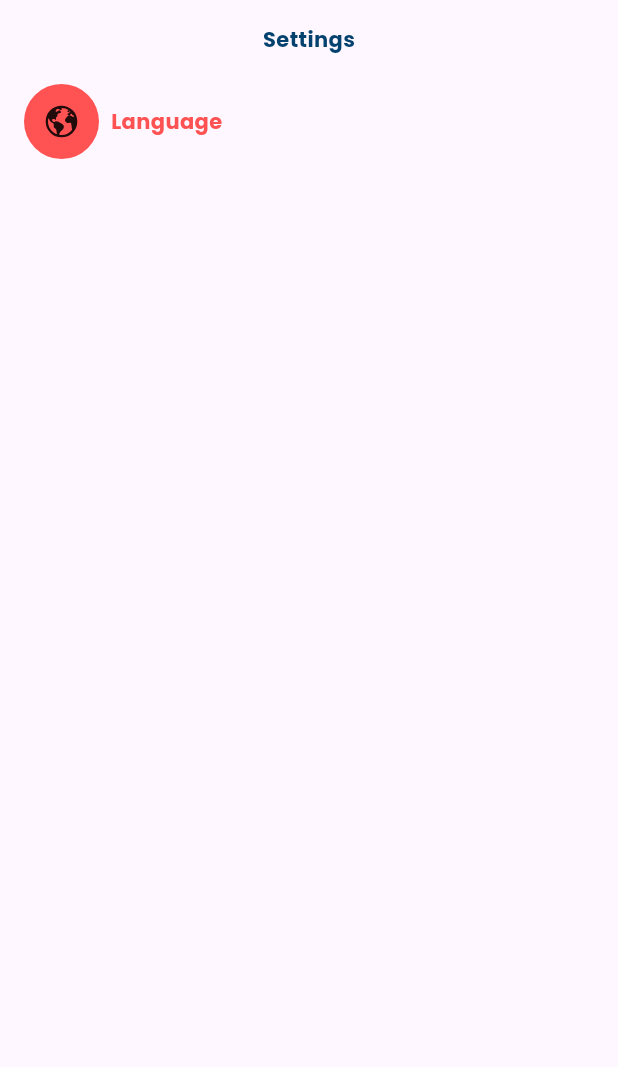
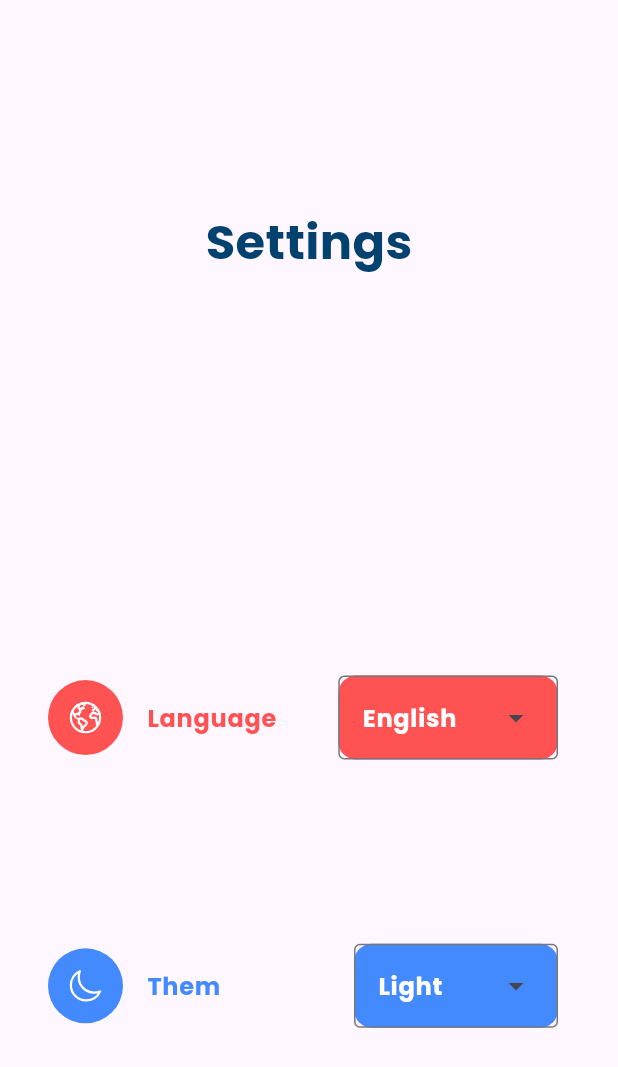
Before and after one commit to ali72-20/gp_east_news, a Flutter app: the setting_fragment screen opened directly, on a phone screen of 412 x 824 dp. Shown: the top 1067 px of the screen. Run offline on Flutter 3.47's test engine with Material 3 defaults, Android fonts, the light colour scheme and no system bars; our stand-ins replace fluttertoast, ionicons, salomon_bottom_bar, shared_preferences, smooth_page_indicator; missing offline and left inert: dart:ffi; accounts and stored records are empty; key blocks and very long unbroken strings in the code were emptied for the run.

Commit message:
+ settings fragment

```diff
--- /dev/null
+++ b/lib/presentation_layer/UI/Fragments /Settings/Setteing_item_component.dart
@@ -0,0 +1,67 @@
+import 'package:flutter/cupertino.dart';
+import 'package:flutter/material.dart';
+import 'package:ionicons/ionicons.dart';
+
+class setteingItemComponent extends StatefulWidget {
+  setteingItemComponent(
+      {super.key,
+      required this.text,
+      required this.icon,
+      required this.color,
+      required this.list,
+      required this.currentValue});
+
+  List<String> list;
+  String text;
+  IoniconsData icon;
+  Color color;
+  String currentValue;
+
+  @override
+  State<setteingItemComponent> createState() => _State();
+}
+
+class _State extends State<setteingItemComponent> {
+  @override
+  @override
+  Widget build(BuildContext context) {
+    return SizedBox(
+      width: double.infinity,
+      child: ListTile(
+        leading: Container(
+          height: 50,
+          width: 50,
+          decoration:
+              BoxDecoration(shape: BoxShape.circle, color: widget.color),
+          child: Icon(widget.icon, color: Colors.white),
+        ),
+       title:  Text(
+          widget.text,
+          style: TextStyle(color: widget.color, fontFamily: 'Poppins'),
+        ),
+        trailing:  Container(
+          decoration: BoxDecoration(
+              shape: BoxShape.rectangle,
+              borderRadius: BorderRadius.circular(12),
+              color: widget.color),
+          child: DropdownMenu<String>(
+            textStyle:
+                const TextStyle(color: Colors.white, fontFamily: 'Poppins'),
+            initialSelection: widget.list.first,
+            onSelected: (String? value) {
+              // This is called when the user selects an item.
+              setState(() {
+                widget.currentValue = value!;
+              });
+            },
+            dropdownMenuEntries: widget.list.map<DropdownMenuEntry<String>>(
+              (String value) {
+                return DropdownMenuEntry<String>(value: value, label: value);
+              },
+            ).toList(),
+          ),
+        ),
+      ),
+    );
+  }
+}
--- /dev/null
+++ b/lib/presentation_layer/UI/Fragments /Settings/setting_fragment.dart
@@ -0,0 +1,44 @@
+import 'package:flutter/cupertino.dart';
+import 'package:flutter/material.dart';
+import 'package:flutter/widgets.dart';
+import 'package:gp_east_news/presentation_layer/UI/Fragments%20/Settings/Setteing_item_component.dart';
+import 'package:gp_east_news/presentation_layer/UI/colors/colors.dart';
+import 'package:ionicons/ionicons.dart';
+
+class setting_fragment extends StatelessWidget {
+  const setting_fragment({super.key});
+
+  @override
+  Widget build(BuildContext context) {
+    return Scaffold(
+      body: Container(
+        margin: const EdgeInsets.symmetric(horizontal: 16, vertical: 16),
+        child: Column(
+          mainAxisAlignment: MainAxisAlignment.spaceEvenly,
+          children: [
+            Text(
+              'Settings',
+              style: TextStyle(
+                  color: primary_color, fontFamily: 'Poppins', fontSize: 32),
+            ),
+            const SizedBox(height: 20),
+            setteingItemComponent(
+              text: 'Language',
+              icon: Ionicons.earth_outline,
+              color: Colors.redAccent,
+              list: const ['English', 'Arabic'],
+              currentValue: 'English',
+            ),
+            setteingItemComponent(
+              text: 'Them',
+              icon: Ionicons.moon_outline,
+              color: Colors.blueAccent,
+              list: const ['Light', 'Dark'],
+              currentValue: 'Light',
+            ),
+          ],
+        ),
+      ),
+    );
+  }
+}
--- /dev/null
+++ b/lib/presentation_layer/UI/Fragments /comment_item_view.dart
@@ -0,0 +1,14 @@
+import 'package:flutter/cupertino.dart';
+import 'package:flutter/material.dart';
+
+class commentItemView extends StatelessWidget {
+   commentItemView({super.key, required this.comment});
+  String comment;
+  @override
+  Widget build(BuildContext context) {
+    return Row(
+      children: [
+         Text(comment, style: const TextStyle(color:Colors.black, fontFamily: 'Poppins'),)
+    ],);
+  }
+}
--- a/lib/presentation_layer/UI/Fragments /comments_view.dart
+++ b/lib/presentation_layer/UI/Fragments /comments_view.dart
@@ -12,7 +12,7 @@ class commentView extends StatefulWidget {
 
 class _commentViewState extends State<commentView> {
   final comment = TextEditingController();
-
+  List<String>? comment_Text;
   @override
   Widget build(BuildContext context) {
     return ClipRRect(
@@ -36,7 +36,7 @@ class _commentViewState extends State<commentView> {
             ),
             Positioned(
               top: 16,
-              left: 140,
+              left: 145,
               child: Text(
                 "Comments",
                 style: TextStyle(color: primary_color, fontFamily: 'Poppins'),
@@ -58,7 +58,7 @@ class _commentViewState extends State<commentView> {
                       width: 260,
                       child: TextField(
                         controller: comment,
-                        maxLines: 4,
+                        // maxLines: 4,
                         decoration: const InputDecoration(
                             hintText: 'Add a comment',
                             border: InputBorder.none),
--- a/lib/presentation_layer/UI/Fragments /home.dart
+++ b/lib/presentation_layer/UI/Fragments /home.dart
@@ -5,6 +5,7 @@ import 'package:gp_east_news/presentation_layer/UI/Fragments%20/Fragement_body.d
 import '../Body/home_top_bar.dart';
 import '../News/news_list.dart';
 import '../Body/tap_item.dart';
+import '../Profile/userModel.dart';
 import '../colors/colors.dart';
 
 class home extends StatefulWidget {
--- a/lib/presentation_layer/UI/Fragments /setting_fragment.dart
+++ /dev/null
@@ -1,43 +0,0 @@
-import 'package:flutter/cupertino.dart';
-import 'package:flutter/material.dart';
-import 'package:flutter/widgets.dart';
-import 'package:gp_east_news/presentation_layer/UI/colors/colors.dart';
-import 'package:ionicons/ionicons.dart';
-
-class setting_fragment extends StatelessWidget {
-  const setting_fragment({super.key});
-
-  @override
-  Widget build(BuildContext context) {
-    return Scaffold(
-        body: Container(
-      margin: const EdgeInsets.symmetric(horizontal: 16, vertical: 16),
-      child: Column(
-        children: [
-          Text(
-            'Settings',
-            style: TextStyle(color: primary_color, fontFamily: 'Poppins'),
-          ),
-          const SizedBox(height: 20),
-          Container(
-            width: double.infinity,
-            child:  Row(
-              children: [
-              Container(
-                height: 50,
-                width: 50,
-                decoration: const BoxDecoration(
-                  shape: BoxShape.circle,
-                  color: Colors.redAccent
-                ),
-                child:const Icon(Ionicons.earth)
-              ),
-                const SizedBox(width: 8,),
-                const Text('Language', style: TextStyle(color: Colors.redAccent, fontFamily: 'Poppins'),)
-            ],),
-          )
-        ],
-      ),
-    ));
-  }
-}
--- a/lib/presentation_layer/UI/Screens/mainScreen.dart
+++ b/lib/presentation_layer/UI/Screens/mainScreen.dart
@@ -7,7 +7,7 @@ import '../Body/app_bar.dart';
 import '../Fragments /chat_fragment.dart';
 import '../Fragments /home.dart';
 import '../Fragments /saved_fragment.dart';
-import '../Fragments /setting_fragment.dart';
+import '../Fragments /Settings/setting_fragment.dart';
 import '../colors/colors.dart';
 import 'bottom_nav_item.dart';
 
```
